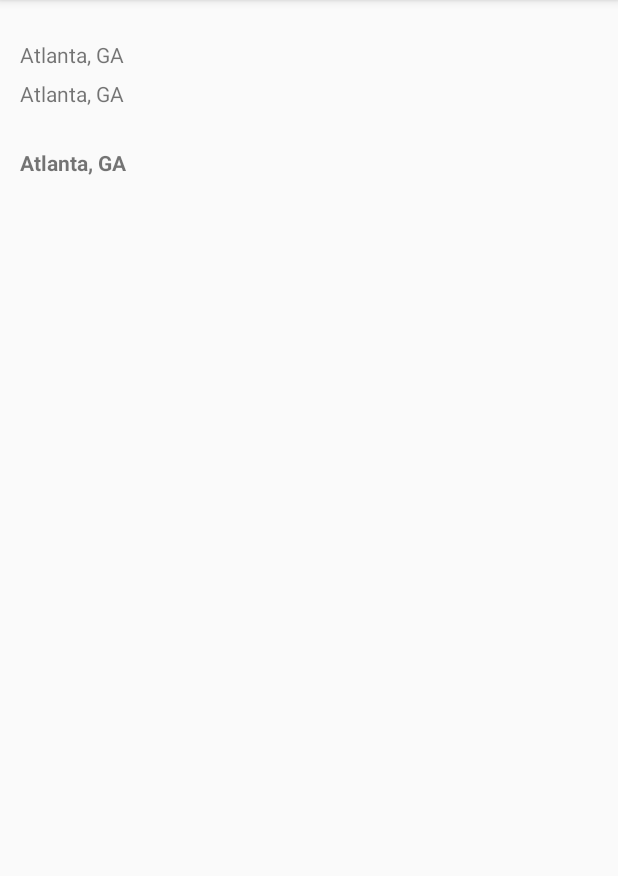
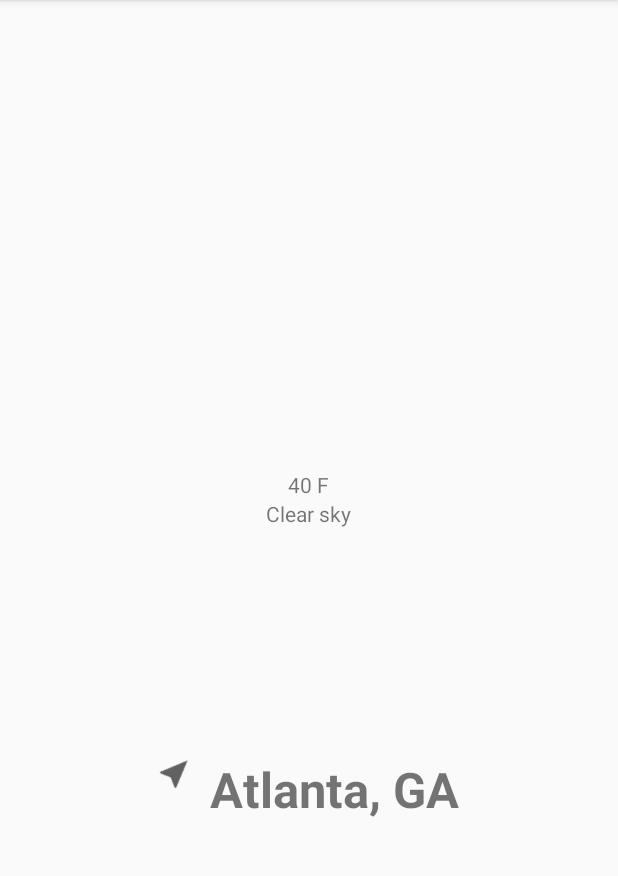
Before and after one commit to bvicinay/WeatherApp, an Android app: the screen it shows after launch (MainActivity), on a phone screen of 412 x 824 dp, the part 84-960 px from its top. Run offline under Robolectric (Android 15) with nearby library versions, the phone set to English and light mode, and no system bars.

Commit message:
UI improvements

```diff
--- /dev/null
+++ b/app/src/main/res/drawable/ic_navigation_black_24dp.xml
@@ -0,0 +1,9 @@
+<vector xmlns:android="http://schemas.android.com/apk/res/android"
+        android:width="24dp"
+        android:height="24dp"
+        android:viewportWidth="24.0"
+        android:viewportHeight="24.0">
+    <path
+        android:fillColor="#FF000000"
+        android:pathData="M12,2L4.5,20.29l0.71,0.71L12,18l6.79,3 0.71,-0.71z"/>
+</vector>
--- /dev/null
+++ b/app/src/main/res/drawable/ic_wb_sunny_black_24dp.xml
@@ -0,0 +1,9 @@
+<vector xmlns:android="http://schemas.android.com/apk/res/android"
+        android:width="24dp"
+        android:height="24dp"
+        android:viewportWidth="24.0"
+        android:viewportHeight="24.0">
+    <path
+        android:fillColor="#FF000000"
+        android:pathData="M6.76,4.84l-1.8,-1.79 -1.41,1.41 1.79,1.79 1.42,-1.41zM4,10.5L1,10.5v2h3v-2zM13,0.55h-2L11,3.5h2L13,0.55zM20.45,4.46l-1.41,-1.41 -1.79,1.79 1.41,1.41 1.79,-1.79zM17.24,18.16l1.79,1.8 1.41,-1.41 -1.8,-1.79 -1.4,1.4zM20,10.5v2h3v-2h-3zM12,5.5c-3.31,0 -6,2.69 -6,6s2.69,6 6,6 6,-2.69 6,-6 -2.69,-6 -6,-6zM11,22.45h2L13,19.5h-2v2.95zM3.55,18.54l1.41,1.41 1.79,-1.8 -1.41,-1.41 -1.79,1.8z"/>
+</vector>
--- a/app/src/main/res/layout/activity_main.xml
+++ b/app/src/main/res/layout/activity_main.xml
@@ -10,41 +10,60 @@
     <LinearLayout
         android:layout_width="match_parent"
         android:layout_height="match_parent"
-        android:orientation="vertical">
+        android:orientation="vertical"
+        android:gravity="center_horizontal">
 
 
         <TextView
             android:id="@+id/w_temp"
             android:layout_width="wrap_content"
             android:layout_height="wrap_content"
-            android:text="Atlanta, GA"
+            android:text="40 F"
             app:layout_constraintBottom_toBottomOf="parent"
             app:layout_constraintLeft_toLeftOf="parent"
             app:layout_constraintRight_toRightOf="parent"
             app:layout_constraintTop_toTopOf="parent"
-            android:layout_marginTop="20px"/>
+            android:layout_marginTop="300sp"/>
+
+        <!-- clouds | snow | clear | rain | drizzle |    -->
 
         <TextView
             android:id="@+id/w_description"
             android:layout_width="wrap_content"
             android:layout_height="wrap_content"
-            android:text="Atlanta, GA"
+            android:text="Clear sky"
             app:layout_constraintBottom_toBottomOf="parent"
             app:layout_constraintLeft_toLeftOf="parent"
             app:layout_constraintRight_toRightOf="parent"
             app:layout_constraintTop_toTopOf="parent"
-            android:layout_marginTop="10px"/>
+            android:layout_marginTop="0px"
+            android:gravity="center"/>
 
-        <TextView
-            android:layout_marginTop="40px"
+        <LinearLayout
             android:layout_width="wrap_content"
-            android:layout_height="wrap_content"
-            android:text="Atlanta, GA"
-            app:layout_constraintBottom_toBottomOf="parent"
-            app:layout_constraintLeft_toLeftOf="parent"
-            app:layout_constraintRight_toRightOf="parent"
-            app:layout_constraintTop_toTopOf="parent"
-            android:textStyle="bold"/>
+            android:layout_height="match_parent"
+            android:orientation="horizontal"
+            android:layout_marginTop="150sp"
+            >
+
+            <ImageView
+                android:layout_width="wrap_content"
+                android:layout_height="wrap_content"
+                android:rotation="45"
+                android:src="@drawable/ic_navigation_black_24dp"
+                android:tint="@color/colorAccent" />
+
+            <TextView
+                android:layout_marginLeft="15px"
+                android:layout_marginTop="3px"
+                android:layout_width="wrap_content"
+                android:layout_height="wrap_content"
+                android:text="Atlanta, GA"
+                android:textStyle="bold"
+                android:textSize="49px"/>
+
+        </LinearLayout>
+
 
     </LinearLayout>
 
--- a/app/src/main/res/values/colors.xml
+++ b/app/src/main/res/values/colors.xml
@@ -2,5 +2,5 @@
 <resources>
     <color name="colorPrimary">#008577</color>
     <color name="colorPrimaryDark">#00574B</color>
-    <color name="colorAccent">#D81B60</color>
+    <color name="colorAccent">#616161</color>
 </resources>
```
